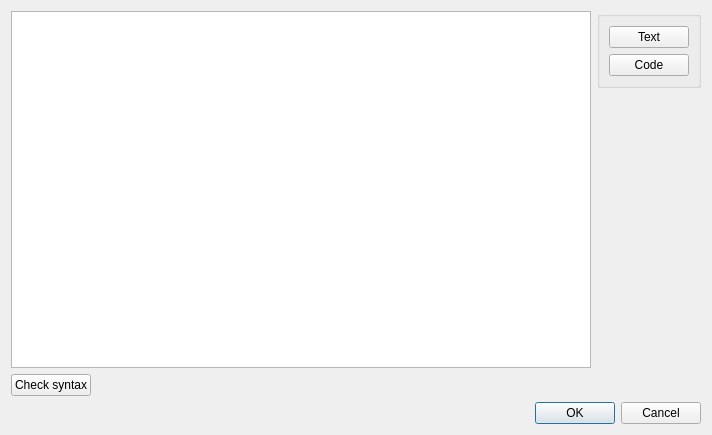
First picture: the form in actiontools/codeeditordialog.ui, repository Jmgr/actiona, before the edit.
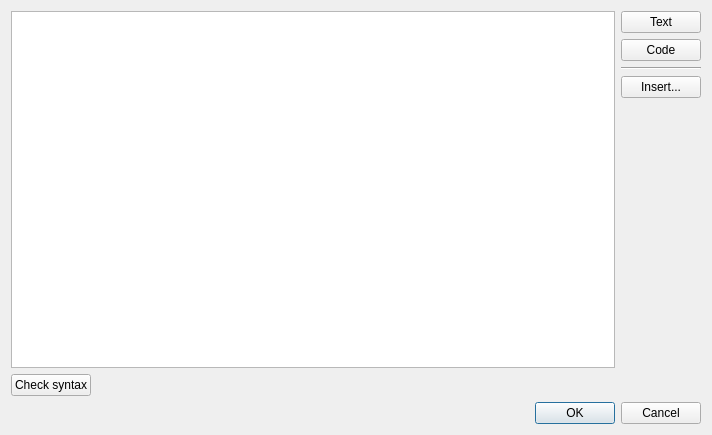
Second picture: the form after the edit. Custom widgets are drawn as their Qt base class.

Diff of the .ui file:
```diff
--- a/actiontools/codeeditordialog.ui
+++ b/actiontools/codeeditordialog.ui
@@ -22,15 +22,6 @@
      <item>
       <layout class="QVBoxLayout" name="verticalLayout_3">
        <item>
-        <widget class="QGroupBox" name="textCodeGroupBox">
-         <property name="title">
-          <string/>
-         </property>
-         <property name="checkable">
-          <bool>false</bool>
-         </property>
-         <layout class="QVBoxLayout" name="verticalLayout_2">
-          <item>
            <widget class="QPushButton" name="textPushButton">
             <property name="text">
              <string>Text</string>
@@ -56,7 +47,18 @@
             </property>
            </widget>
           </item>
-         </layout>
+       <item>
+        <widget class="Line" name="line">
+         <property name="orientation">
+          <enum>Qt::Horizontal</enum>
+         </property>
+        </widget>
+       </item>
+       <item>
+        <widget class="QPushButton" name="insertPushButton">
+         <property name="text">
+          <string>Insert...</string>
+         </property>
         </widget>
        </item>
        <item>
```
Lines whose indentation alone changed are shown as unchanged.
